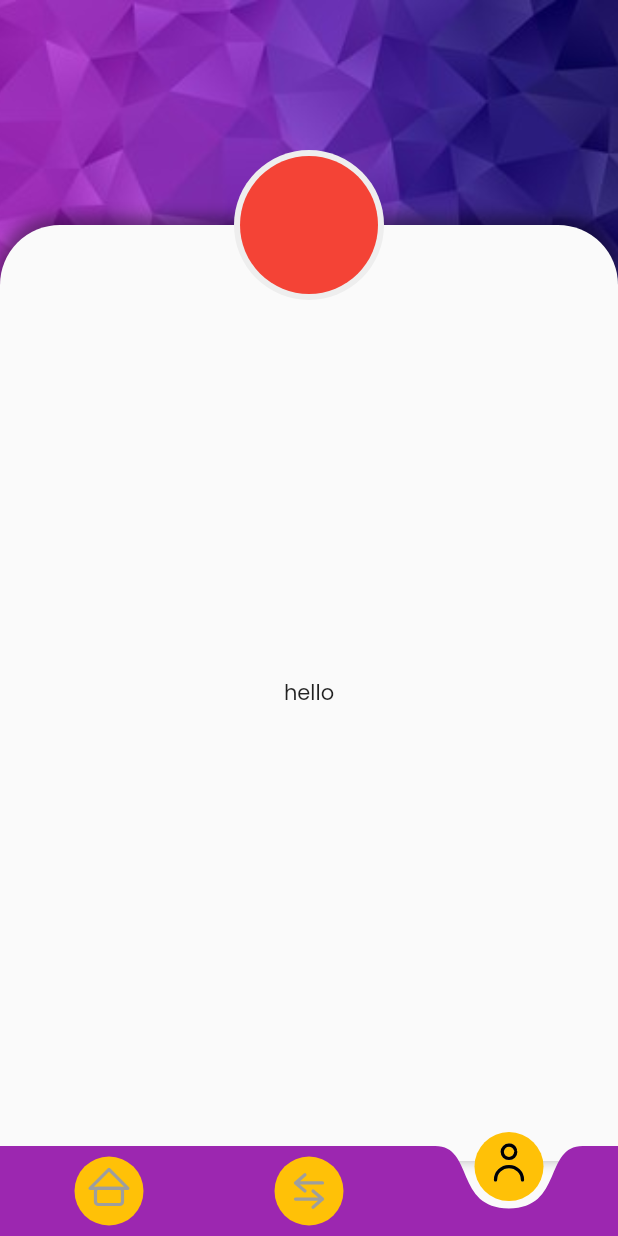
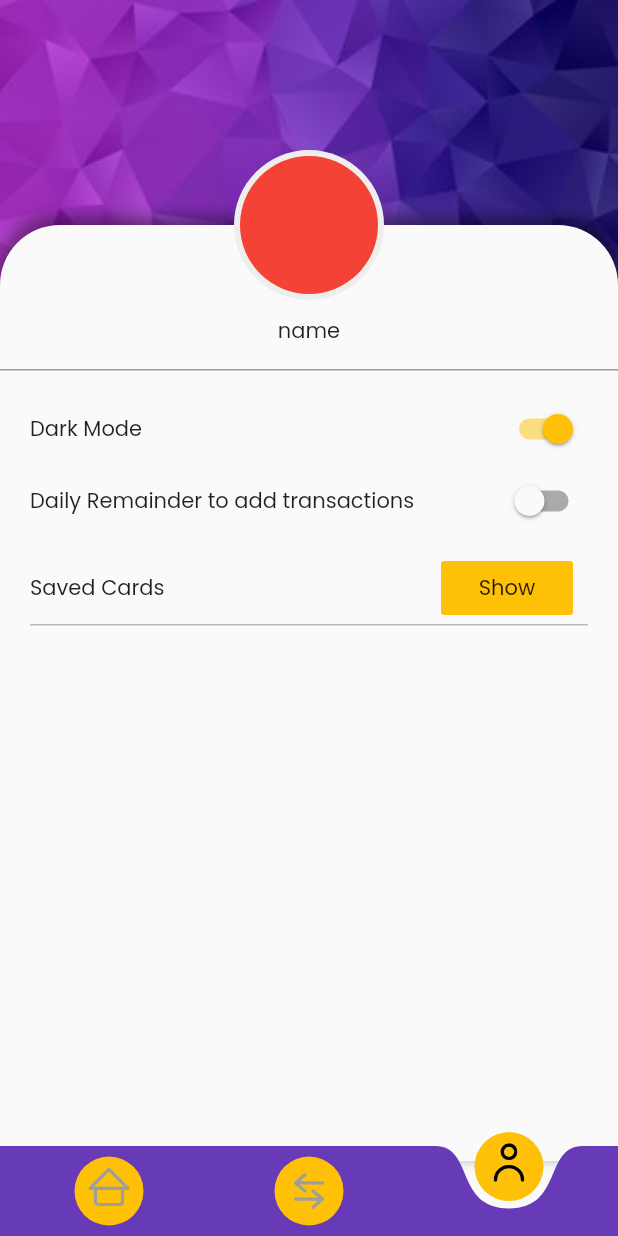
Before and after one commit to aman1210/FlutterExpenseTracker, a Flutter app: the screen it shows after launch, item 3 of the bottom bar chosen, on a phone screen of 412 x 824 dp. Run offline on Flutter 3.47's test engine with Material 2 defaults, Android fonts, the light colour scheme and no system bars; our stand-ins replace font_awesome_flutter, lottie, sqflite, syncfusion_flutter_charts; missing offline and left inert: bezier_chart, credit_card_slider; accounts and stored records are empty.

Commit message:
some changes in profile page

```diff
--- a/lib/screens/profilePage.dart
+++ b/lib/screens/profilePage.dart
@@ -1,4 +1,6 @@
+import 'package:expenseTracker/screens/SavedCard.dart';
 import 'package:flutter/material.dart';
+import 'package:font_awesome_flutter/font_awesome_flutter.dart';
 
 class ProfilePage extends StatelessWidget {
   @override
@@ -23,7 +25,7 @@ class ProfilePage extends StatelessWidget {
             child: Container(
               decoration: BoxDecoration(
                   color: Theme.of(context).brightness == Brightness.dark
-                      ? Colors.grey[900]
+                      ? Colors.grey[800]
                       : Colors.grey[50],
                   borderRadius: BorderRadius.only(
                     topLeft: Radius.circular(40),
@@ -38,8 +40,74 @@ class ProfilePage extends StatelessWidget {
                   ]),
               width: size.width,
               height: size.height - 200,
-              child: Center(
-                child: Text('hello'),
+              padding: const EdgeInsets.only(top: 60),
+              child: Column(
+                children: [
+                  Text('name'),
+                  Container(
+                    margin: const EdgeInsets.symmetric(vertical: 15),
+                    decoration: BoxDecoration(
+                      border: Border(
+                        bottom: BorderSide(color: Colors.black38, width: 1),
+                      ),
+                    ),
+                  ),
+                  Container(
+                    margin: const EdgeInsets.symmetric(horizontal: 20),
+                    child: Row(
+                      mainAxisAlignment: MainAxisAlignment.spaceBetween,
+                      children: [
+                        Text('Dark Mode'),
+                        Switch(value: true, onChanged: (val) {})
+                      ],
+                    ),
+                  ),
+                  Container(
+                    margin: const EdgeInsets.symmetric(horizontal: 20),
+                    child: Row(
+                      mainAxisAlignment: MainAxisAlignment.spaceBetween,
+                      children: [
+                        Text('Daily Remainder to add transactions'),
+                        Switch(
+                          value: false,
+                          onChanged: (value) {},
+                        )
+                      ],
+                    ),
+                  ),
+                  Container(
+                    margin: const EdgeInsets.symmetric(
+                        horizontal: 20, vertical: 10),
+                    decoration: BoxDecoration(
+                      border: Border(
+                        bottom: BorderSide(color: Colors.black26, width: 1),
+                      ),
+                    ),
+                    child: Row(
+                      mainAxisAlignment: MainAxisAlignment.spaceBetween,
+                      children: [
+                        Text(
+                          'Saved Cards',
+                          textAlign: TextAlign.start,
+                        ),
+                        Container(
+                          margin: const EdgeInsets.symmetric(horizontal: 10),
+                          child: FlatButton(
+                            onPressed: () {
+                              Navigator.push(
+                                  context,
+                                  MaterialPageRoute(
+                                    builder: (context) => SavedCard(),
+                                  ));
+                            },
+                            child: Text('Show'),
+                            color: Colors.amber,
+                          ),
+                        ),
+                      ],
+                    ),
+                  ),
+                ],
               ),
             ),
             top: top,
--- a/lib/screens/splashScreen.dart
+++ b/lib/screens/splashScreen.dart
@@ -32,10 +32,11 @@ class _SplashScreenState extends State<SplashScreen> {
   Widget build(BuildContext context) {
     var width = MediaQuery.of(context).size;
     return Scaffold(
+      backgroundColor: Theme.of(context).primaryColor,
       body: Center(
         child: Container(
           // width: double.infinity,
-          color: Theme.of(context).primaryColor,
+          // color: Colors.deepPurple,
           child: SingleChildScrollView(
             child: Column(
               mainAxisAlignment: MainAxisAlignment.center,
--- a/lib/screens/transaction.dart
+++ b/lib/screens/transaction.dart
@@ -45,6 +45,7 @@ class MakeTansaction extends StatelessWidget {
         child: SingleChildScrollView(
           child: Column(
             crossAxisAlignment: CrossAxisAlignment.start,
+            mainAxisSize: MainAxisSize.min,
             children: [
               SizedBox(
                 height: 50,
--- a/lib/widgets/fluidNavBar/fluid_nav_bar.dart
+++ b/lib/widgets/fluidNavBar/fluid_nav_bar.dart
@@ -97,7 +97,7 @@ class _FluidNavBarState extends State<FluidNavBar>
           begin: Curves.easeInExpo.transform(_yController.value),
           end: inCurve.transform(_yController.value),
         ).transform(_yController.velocity.sign * 0.5 + 0.5),
-        Colors.purple,
+        Theme.of(context).primaryColor,
       ),
     );
   }
--- a/lib/widgets/transactionPage/transactionForm.dart
+++ b/lib/widgets/transactionPage/transactionForm.dart
@@ -37,6 +37,7 @@ class _TransactionFormState extends State<TransactionForm> {
     return Container(
       width: double.infinity,
       margin: const EdgeInsets.only(top: 20),
+      constraints: BoxConstraints(minHeight: 650),
       padding: const EdgeInsets.symmetric(vertical: 50, horizontal: 30),
       decoration: BoxDecoration(
         borderRadius: BorderRadius.only(
@@ -47,6 +48,7 @@ class _TransactionFormState extends State<TransactionForm> {
       ),
       child: Column(
         crossAxisAlignment: CrossAxisAlignment.start,
+        mainAxisSize: MainAxisSize.max,
         children: [
           formHeading,
           DatePicker(),
@@ -56,9 +58,9 @@ class _TransactionFormState extends State<TransactionForm> {
             green: green,
             blue: blue,
           ),
+          // Spacer(),
           Container(
-            alignment: Alignment.bottomCenter,
-            margin: const EdgeInsets.only(top: 20),
+            margin: const EdgeInsets.only(top: 40),
             width: double.infinity,
             child: Row(
               mainAxisAlignment: MainAxisAlignment.spaceBetween,
--- a/pubspec.yaml
+++ b/pubspec.yaml
@@ -32,6 +32,7 @@ dependencies:
   bezier_chart: "^1.0.16"
   syncfusion_flutter_charts: ^18.3.42
   image_picker: ^0.6.7+12
+  credit_card_slider: ^1.0.1
 
   # The following adds the Cupertino Icons font to your application.
   # Use with the CupertinoIcons class for iOS style icons.
```
Also changed, not shown: lib/screens/SavedCard.dart (added, +57 -0 lines), lib/widgets/statsPage/brezzerChart.dart (+10 -9 lines), pubspec.lock.
